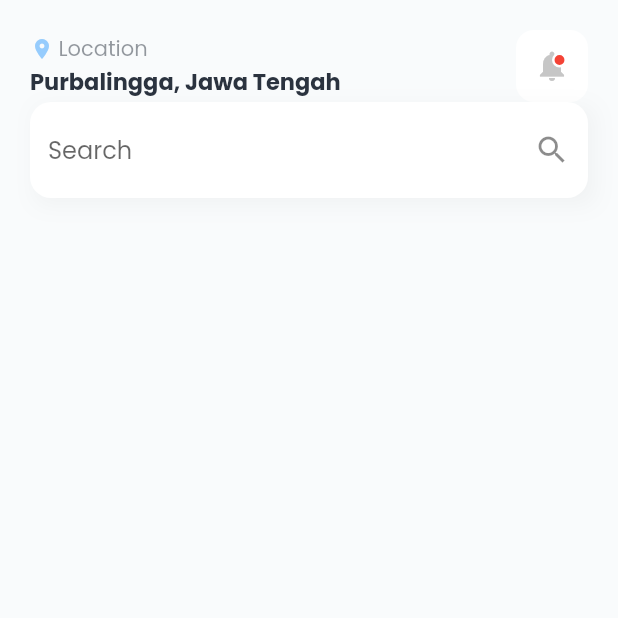
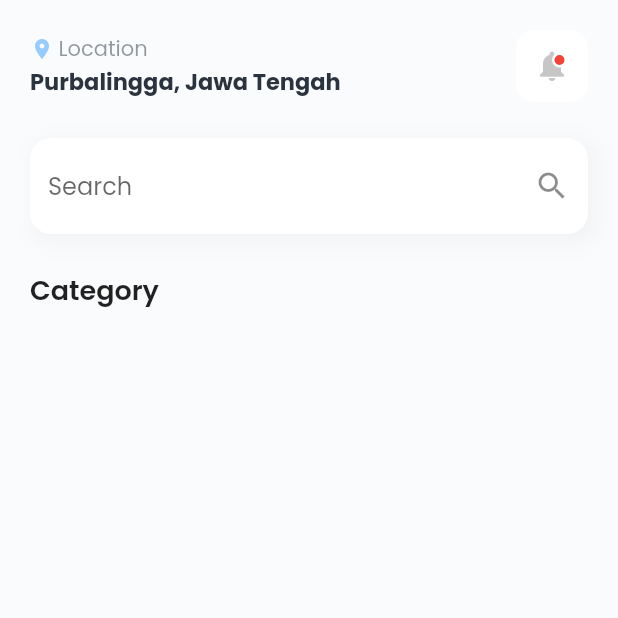
Before and after one commit to rangulo1972/codigo6_ui, a Flutter app: the screen it shows after launch, on a phone screen of 412 x 824 dp, the top half of it. Run offline on Flutter 3.47's test engine with Material 2 defaults, Android fonts, the phone set to English and light mode, and no system bars; our stand-ins replace google_fonts.

Commit message:
completando la parte hasta el Text Gategory

```diff
--- a/lib/pages/example2_page.dart
+++ b/lib/pages/example2_page.dart
@@ -9,6 +9,8 @@ class Example2Page extends StatelessWidget {
         child: Padding(
           padding: const EdgeInsets.all(20.0),
           child: Column(
+            //* Para hacer que todos los widgets empiecen al inicio
+            crossAxisAlignment: CrossAxisAlignment.start,
             //! Columna principal del scaffold
             children: [
               //* Inicio Parte superior
@@ -83,6 +85,9 @@ class Example2Page extends StatelessWidget {
                 ],
               ),
               //* fin parte superior
+              const SizedBox(
+                height: 24.0,
+              ),
               //* Inicio Parte del buscador
               Container(
                 decoration: BoxDecoration(
@@ -112,6 +117,15 @@ class Example2Page extends StatelessWidget {
                 ),
               ),
               //* Fin parte del buscador
+              const SizedBox(
+                height: 24.0,
+              ),
+              //* Inicio de Category
+              Text(
+                "Category",
+                style: TextStyle(fontSize: 18.0, fontWeight: FontWeight.w600),
+              ),
+              //* fin de Category
             ],
             //!Columna principal del scaffold
           ),
```
